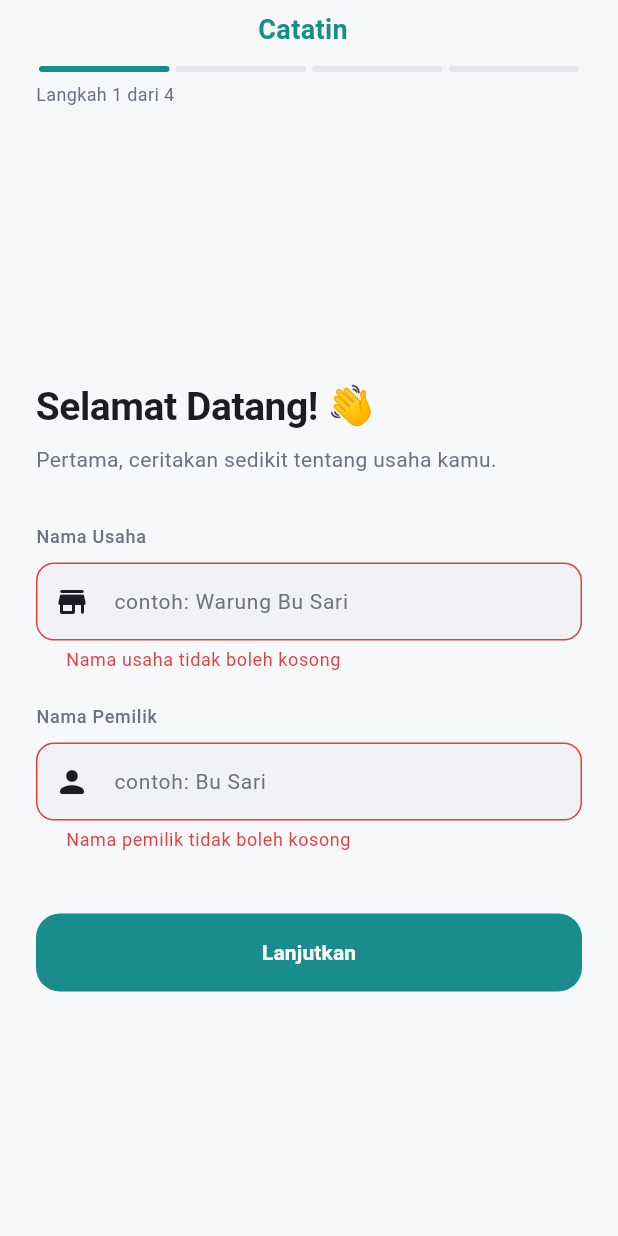
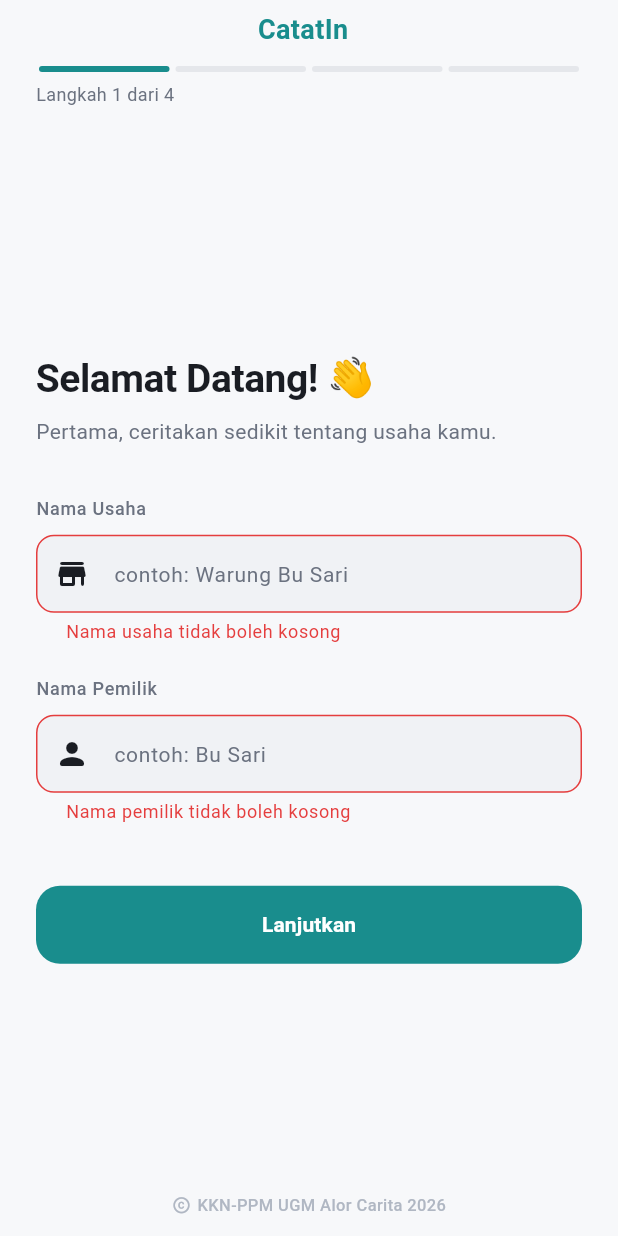
Before and after one commit to rezaluthfi/catatin-app, a Flutter app: the screen it shows after launch, after a tap on "Lanjutkan", on a phone screen of 412 x 824 dp. Run offline on Flutter 3.47's test engine with Material 3 defaults, Android fonts, the phone set to English and light mode, and no system bars; our stand-ins replace file_picker, fl_chart, flutter_riverpod, flutter_secure_storage, go_router, pdf and 2 more; missing offline and left inert: excel; accounts and stored records are empty; Roboto replaces fonts that are missing (GoogleSans).

Commit message:
style(auth): add copyright footer and update app name on splash and PIN screens

```diff
--- a/lib/features/auth/screens/pin_lock_screen.dart
+++ b/lib/features/auth/screens/pin_lock_screen.dart
@@ -159,7 +159,28 @@
                 ),
               ),
             ),
-
+            const SizedBox(height: 8),
+            Row(
+              mainAxisAlignment: MainAxisAlignment.center,
+              crossAxisAlignment: CrossAxisAlignment.center,
+              children: const [
+                Icon(
+                  Icons.copyright_rounded,
+                  size: 13,
+                  color: AppColors.textDisabled,
+                ),
+                SizedBox(width: 4),
+                Text(
+                  'KKN-PPM UGM Alor Carita 2026',
+                  style: TextStyle(
+                    fontFamily: 'GoogleSans',
+                    fontSize: 11,
+                    fontWeight: FontWeight.w500,
+                    color: AppColors.textDisabled,
+                  ),
+                ),
+              ],
+            ),
             const SizedBox(height: 12),
           ],
         ),
@@ -193,7 +214,7 @@
           const SizedBox(height: 16),
           // App name
           Text(
-            'Catatin',
+            'CatatIn',
             style: AppTextStyles.displayMedium.copyWith(
               color: Colors.white,
               fontSize: 32,
--- a/lib/features/auth/screens/pin_setup_screen.dart
+++ b/lib/features/auth/screens/pin_setup_screen.dart
@@ -201,6 +201,29 @@
                 ),
               ),
             ),
+            const SizedBox(height: 8),
+            Row(
+              mainAxisAlignment: MainAxisAlignment.center,
+              crossAxisAlignment: CrossAxisAlignment.center,
+              children: const [
+                Icon(
+                  Icons.copyright_rounded,
+                  size: 13,
+                  color: AppColors.textDisabled,
+                ),
+                SizedBox(width: 4),
+                Text(
+                  'KKN-PPM UGM Alor Carita 2026',
+                  style: TextStyle(
+                    fontFamily: 'GoogleSans',
+                    fontSize: 11,
+                    fontWeight: FontWeight.w500,
+                    color: AppColors.textDisabled,
+                  ),
+                ),
+              ],
+            ),
+            const SizedBox(height: 12),
           ],
         ),
       ),
@@ -223,9 +246,8 @@
 
           const Spacer(),
 
-          // Logo
           Text(
-            'Catatin',
+            'CatatIn',
             style: AppTextStyles.headlineMedium.copyWith(
               color: AppColors.primary,
               fontWeight: FontWeight.w700,
@@ -631,7 +653,7 @@
                       height: 20,
                       child: CircularProgressIndicator(strokeWidth: 2),
                     )
-                  : const Text('Mulai Gunakan Catatin'),
+                  : const Text('Mulai Gunakan CatatIn'),
             ),
           ),
           const SizedBox(height: 16),
--- a/lib/features/auth/screens/splash_screen.dart
+++ b/lib/features/auth/screens/splash_screen.dart
@@ -15,7 +15,8 @@
   ConsumerState<SplashScreen> createState() => _SplashScreenState();
 }
 
-class _SplashScreenState extends ConsumerState<SplashScreen> with SingleTickerProviderStateMixin {
+class _SplashScreenState extends ConsumerState<SplashScreen>
+    with SingleTickerProviderStateMixin {
   late AnimationController _controller;
   late Animation<double> _fadeAnimation;
   late Animation<double> _scaleAnimation;
@@ -60,16 +61,7 @@
       body: Container(
         width: double.infinity,
         height: double.infinity,
-        decoration: const BoxDecoration(
-          gradient: LinearGradient(
-            begin: Alignment.topCenter,
-            end: Alignment.bottomCenter,
-            colors: [
-              AppColors.primary,
-              AppColors.primaryDark,
-            ],
-          ),
-        ),
+        color: AppColors.primary,
         child: SafeArea(
           child: Stack(
             children: [
@@ -93,9 +85,8 @@
                           ),
                         ),
                         const SizedBox(height: 24),
-                        // Nama Aplikasi
                         Text(
-                          'Catatin',
+                          'CatatIn',
                           style: AppTextStyles.headingLarge.copyWith(
                             fontSize: 40,
                             fontWeight: FontWeight.bold,
@@ -128,12 +119,26 @@
                   opacity: _fadeAnimation,
                   child: Column(
                     children: [
-                      Text(
-                        'v1.0.0',
-                        style: AppTextStyles.labelMedium.copyWith(
-                          color: Colors.white.withValues(alpha: 0.4),
-                          letterSpacing: 1.0,
-                        ),
+                      Row(
+                        mainAxisAlignment: MainAxisAlignment.center,
+                        crossAxisAlignment: CrossAxisAlignment.center,
+                        children: [
+                          Icon(
+                            Icons.copyright_rounded,
+                            size: 13,
+                            color: Colors.white.withValues(alpha: 0.4),
+                          ),
+                          const SizedBox(width: 4),
+                          Text(
+                            'KKN-PPM UGM Alor Carita 2026',
+                            style: TextStyle(
+                              fontFamily: 'GoogleSans',
+                              fontSize: 11,
+                              fontWeight: FontWeight.w500,
+                              color: Colors.white.withValues(alpha: 0.4),
+                            ),
+                          ),
+                        ],
                       ),
                     ],
                   ),
```
